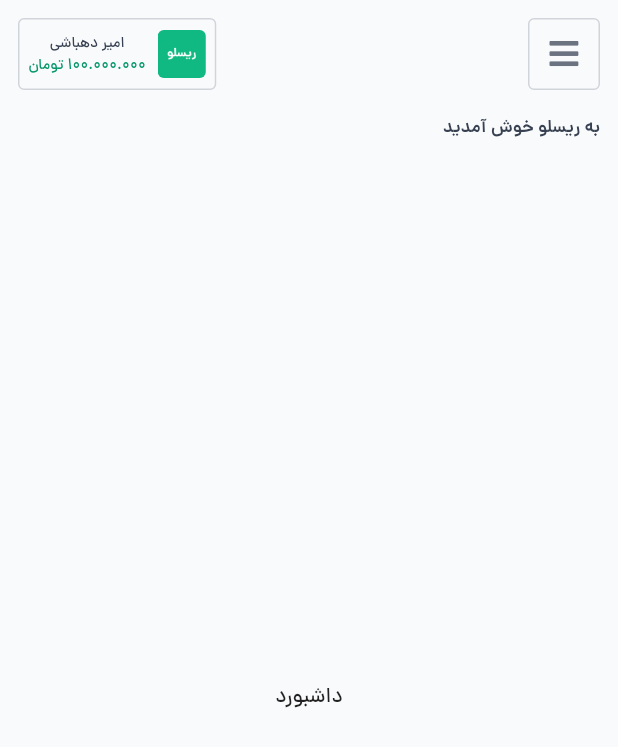
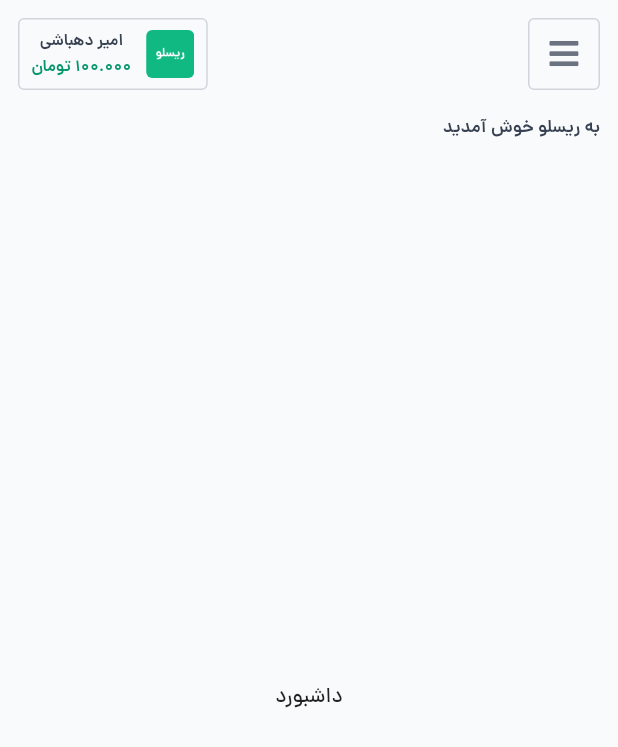
Before and after one commit to A-Dehbashi/Risloo-Flutter, a Flutter app: the screen it shows after launch, on a phone screen of 412 x 824 dp. Shown: the top 747 px of the screen. Run offline on Flutter 3.47's test engine with Material 2 defaults, Android fonts, the phone set to English and light mode, and no system bars; our stand-ins replace font_awesome_flutter.

Commit message:
editing toolbar ui

```diff
--- a/lib/views/components/component_home_toolbar.dart
+++ b/lib/views/components/component_home_toolbar.dart
@@ -29,10 +29,11 @@ class ComponentHomeToolbar extends StatelessWidget {
         ),
 
         child: Padding(
-          padding: const EdgeInsets.all(6.0),
+          padding: const EdgeInsets.fromLTRB(8.0, 6.0, 8.0, 6.0),
           child: Stack(
             children: <Widget>[
-              Row(
+              SingleChildScrollView(
+                child: Row(
                   children: <Widget>[
                     Column(
                       mainAxisSize: MainAxisSize.max,
@@ -43,22 +44,22 @@ class ComponentHomeToolbar extends StatelessWidget {
                           textDirection: TextDirection.rtl,
                           style: TextStyle(
                             color: ResColors.coolGray700,
-                          fontSize: 10.0,
-                          fontFamily: ResFonts.danaMedium,
+                            fontSize: 11.0,
+                            fontFamily: ResFonts.danaDemiBold,
                           ),
                         ),
                         Text(
-                        "100.000.000 تومان",
+                          "100.000 تومان",
                           textDirection: TextDirection.rtl,
                           style: TextStyle(
                             color: ResColors.emerald600,
-                          fontSize: 10.0,
-                          fontFamily: ResFonts.danaMedium,
+                            fontSize: 11.0,
+                            fontFamily: ResFonts.danaDemiBold,
                           ),
                         )
                       ],
                     ),
-                  const SizedBox(width: 8.0),
+                    const SizedBox(width: 10.0),
                     ClipRRect(
                       borderRadius: BorderRadius.circular(4.0),
                       child: Image.asset(
@@ -68,6 +69,7 @@ class ComponentHomeToolbar extends StatelessWidget {
                       ),
                     )
                   ],
+                ),
               ),
               DropdownButtonHideUnderline(
                 child: DropdownButton<int>(
@@ -80,10 +82,10 @@ class ComponentHomeToolbar extends StatelessWidget {
                           ResLists.toolbarTitles[index],
                           style: TextStyle(
                             color: index == 3 ? ResColors.red600 : ResColors.coolGray700,
-                            fontSize: 12.0,
-                            fontFamily: ResFonts.danaDemiBold,
+                            fontSize: 13.0,
+                            fontFamily: ResFonts.danaMedium,
                           ),
-                        )
+                        ),
                     );
                   }).toList(),
                   onChanged: (index) {
```
Lines whose indentation alone changed are shown as unchanged.
